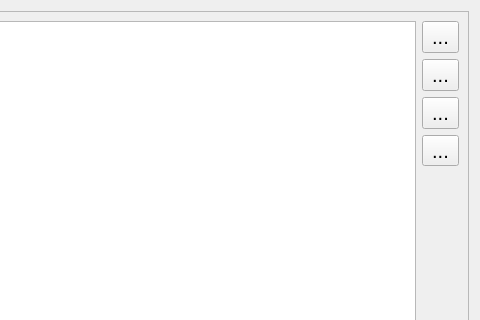
First picture: the form in ui/CatTreeDlg.ui, repository utamons/tm3, before the edit; both pictures show x 85 to 565 and y 0 to 320 of the 565 by 526 pixel window.
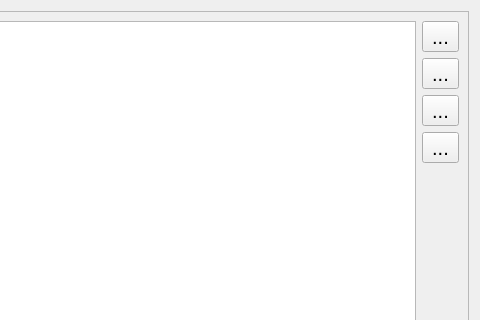
Second picture: the form after the edit. Icons and pictures are not drawn.

What changed in the file:
```diff
--- a/ui/CatTreeDlg.ui
+++ b/ui/CatTreeDlg.ui
@@ -75,8 +75,8 @@
           </property>
           <property name="minimumSize">
            <size>
-            <width>32</width>
-            <height>32</height>
+            <width>24</width>
+            <height>24</height>
            </size>
           </property>
           <property name="font">
@@ -90,8 +90,8 @@
           </property>
           <property name="iconSize">
            <size>
-            <width>16</width>
-            <height>16</height>
+            <width>24</width>
+            <height>24</height>
            </size>
           </property>
          </widget>
@@ -106,8 +106,8 @@
           </property>
           <property name="minimumSize">
            <size>
-            <width>32</width>
-            <height>32</height>
+            <width>24</width>
+            <height>24</height>
            </size>
           </property>
           <property name="font">
@@ -144,8 +144,8 @@
           </property>
           <property name="minimumSize">
            <size>
-            <width>32</width>
-            <height>32</height>
+            <width>24</width>
+            <height>24</height>
            </size>
           </property>
           <property name="font">
@@ -167,6 +167,12 @@
         </item>
         <item>
          <widget class="QToolButton" name="btnDel">
+          <property name="minimumSize">
+           <size>
+            <width>24</width>
+            <height>24</height>
+           </size>
+          </property>
           <property name="font">
            <font>
             <family>Tahoma</family>
```
Left out of the diff: 20 changed lines with no effect on the pictures.
